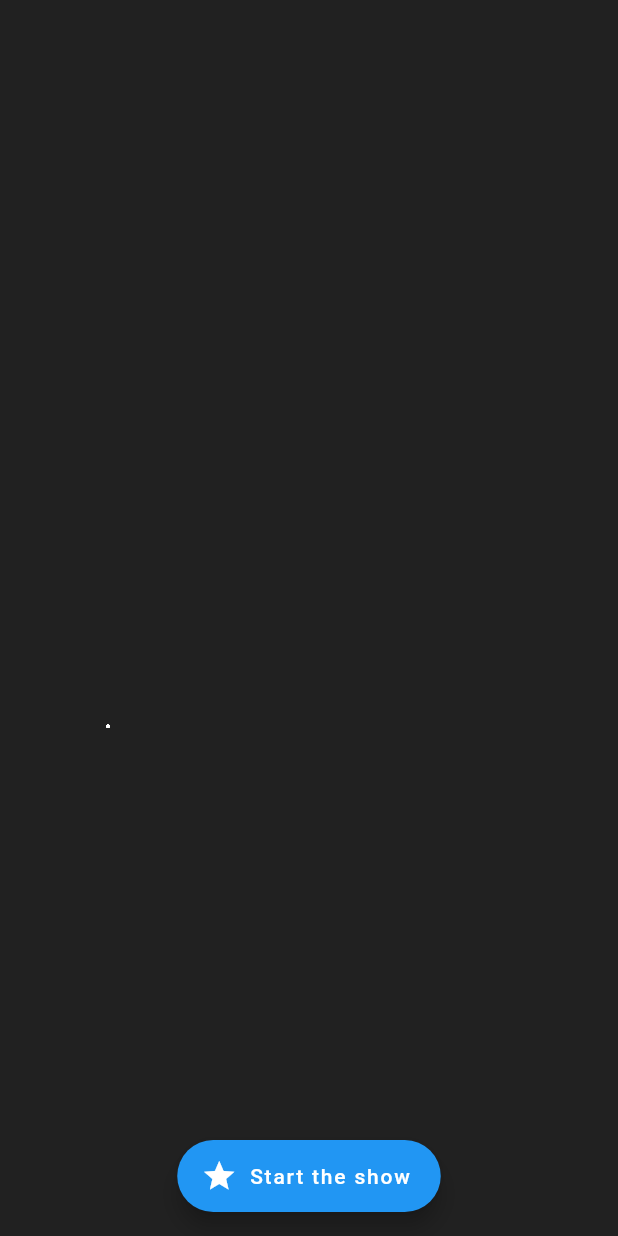
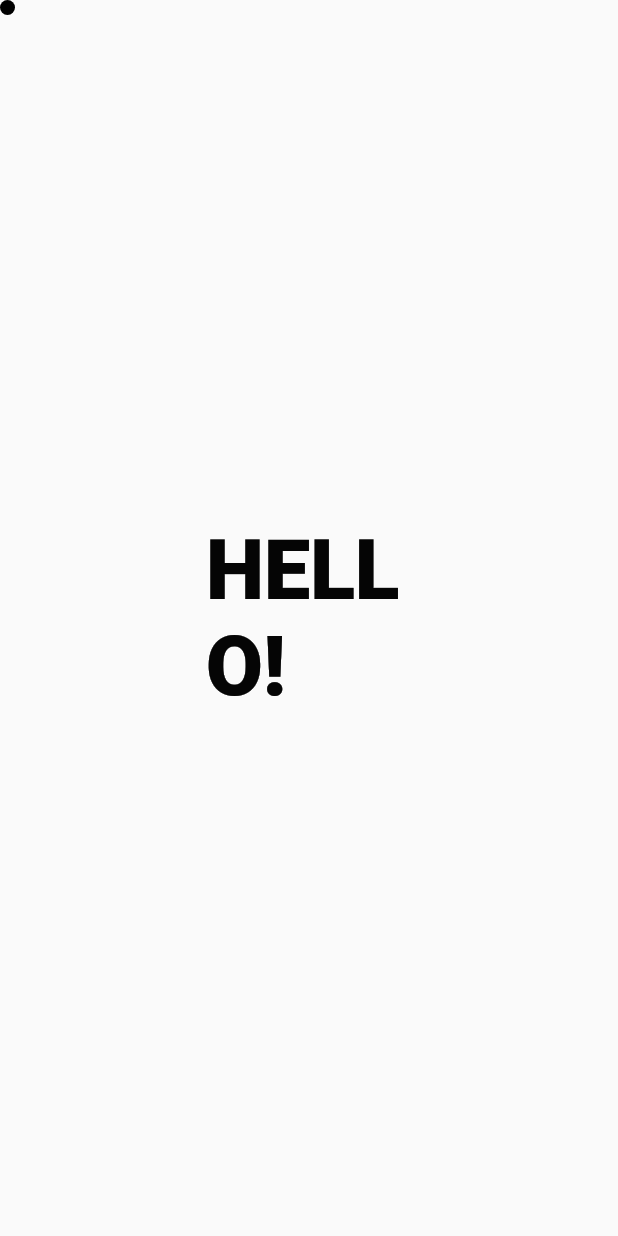
Before and after one commit to flutterninja9/card_flip_listview, a Flutter app: the screen it shows after launch, on a phone screen of 412 x 824 dp. Run offline on Flutter 3.47's test engine with Material 2 defaults, Android fonts, the light colour scheme and no system bars; our stand-ins replace flutter_hooks, freezed_annotation.

Commit message:
added cuberto homescreen clone

```diff
--- /dev/null
+++ b/lib/cuberto_clone/bloc/pointer_state.dart
@@ -0,0 +1,16 @@
+import 'package:flutter/material.dart';
+import 'package:freezed_annotation/freezed_annotation.dart';
+
+part 'pointer_state.freezed.dart';
+
+@freezed
+class PointerState with _$PointerState {
+  const factory PointerState.idle() = _Idle;
+
+  const factory PointerState.hoverLink() = _HoverLink;
+
+  const factory PointerState.hoverHeader({
+    required Color foregroundColor,
+    required Widget child,
+  }) = _HoverHeader;
+}
--- /dev/null
+++ b/lib/cuberto_clone/screens/mouse_following_ui_screen.dart
@@ -0,0 +1,136 @@
+import 'package:card_flip_listview/cuberto_clone/widgets/blend_mask.dart';
+import 'package:flutter/material.dart';
+import 'package:flutter_hooks/flutter_hooks.dart';
+
+/// states of pointer
+/// 1. hovering on link
+/// 2. hovering on header -> display large circular widget beneath
+/// 3. idle -> simple small circle following the pointer
+
+enum PointerState { idle, hoverLink, hoverHeader }
+
+class MouseFollowingUiScreen extends HookWidget {
+  const MouseFollowingUiScreen({Key? key}) : super(key: key);
+
+  @override
+  Widget build(BuildContext context) {
+    final pointerOffset = useState(const Offset(0, 0));
+    final pointerState = useState(PointerState.idle);
+
+    return Scaffold(
+      body: MouseRegion(
+        onHover: (data) {
+          pointerOffset.value = Offset(data.position.dx, data.position.dy);
+          print(
+            "[POSITION]: dx -> ${data.position.dx} dy -> ${data.position.dy}",
+          );
+        },
+        child: Container(
+          height: MediaQuery.of(context).size.height,
+          width: MediaQuery.of(context).size.width,
+          decoration: const BoxDecoration(color: Colors.transparent),
+          child: Stack(
+            children: [
+              AnimatedPositioned(
+                duration: const Duration(milliseconds: 300),
+                top: pointerOffset.value.dy,
+                left: pointerOffset.value.dx,
+                child: PointerStateWidget(state: pointerState.value),
+              ),
+              Align(
+                alignment: Alignment.center,
+                child: Row(
+                  children: [
+                    Expanded(
+                      child: MouseRegion(
+                        onHover: (_) {
+                          pointerState.value = PointerState.idle;
+                        },
+                        child: Container(),
+                      ),
+                    ),
+                    Expanded(
+                      child: MouseRegion(
+                          onHover: (_) {
+                            pointerState.value = PointerState.hoverLink;
+                          },
+                          onExit: (_) {},
+                          child: const Center(
+                            child: BlendMask(
+                              blendMode: BlendMode.difference,
+                              child: Text(
+                                "HELLO!",
+                                style: TextStyle(
+                                  fontSize: 55,
+                                  fontWeight: FontWeight.w900,
+                                  color: Colors.white,
+                                ),
+                              ),
+                            ),
+                          )),
+                    ),
+                    Expanded(
+                      child: MouseRegion(
+                          onHover: (_) {
+                            pointerState.value = PointerState.hoverHeader;
+                          },
+                          child: Container()),
+                    ),
+                  ],
+                ),
+              ),
+            ],
+          ),
+        ),
+      ),
+    );
+  }
+}
+
+class PointerStateWidget extends StatefulWidget {
+  const PointerStateWidget({
+    Key? key,
+    required this.state,
+  }) : super(key: key);
+  final PointerState state;
+  @override
+  State<PointerStateWidget> createState() => _PointerStateWidgetState();
+}
+
+class _PointerStateWidgetState extends State<PointerStateWidget> {
+  @override
+  Widget build(BuildContext context) {
+    switch (widget.state) {
+      case PointerState.idle:
+        return Container(
+          height: 10,
+          width: 10,
+          decoration: const BoxDecoration(
+            color: Colors.black,
+            shape: BoxShape.circle,
+          ),
+        );
+      case PointerState.hoverLink:
+        return Container(
+          height: 150,
+          width: 150,
+          decoration: const BoxDecoration(
+            color: Colors.deepOrangeAccent,
+            shape: BoxShape.circle,
+          ),
+        );
+      case PointerState.hoverHeader:
+        return Container(
+          height: 80,
+          width: 80,
+          decoration: BoxDecoration(
+            color: Colors.pinkAccent.withOpacity(0.6),
+            shape: BoxShape.circle,
+          ),
+          child: const Center(
+            child: Text("Hovering on a header"),
+          ),
+        );
+    }
+  }
+}
--- /dev/null
+++ b/lib/cuberto_clone/widgets/blend_mask.dart
@@ -0,0 +1,46 @@
+import 'package:flutter/rendering.dart';
+import 'package:flutter/widgets.dart';
+
+class BlendMask extends SingleChildRenderObjectWidget {
+  final BlendMode blendMode;
+  final double opacity;
+
+  const BlendMask({
+    required this.blendMode,
+    this.opacity = 1.0,
+    Key? key,
+    required Widget child,
+  }) : super(key: key, child: child);
+
+  @override
+  RenderObject createRenderObject(context) {
+    return RenderBlendMask(blendMode, opacity);
+  }
+
+  @override
+  void updateRenderObject(BuildContext context, RenderBlendMask renderObject) {
+    renderObject.blendMode = blendMode;
+    renderObject.opacity = opacity;
+  }
+}
+
+class RenderBlendMask extends RenderProxyBox {
+  BlendMode blendMode;
+  double opacity;
+
+  RenderBlendMask(this.blendMode, this.opacity);
+
+  @override
+  void paint(context, offset) {
+    context.canvas.saveLayer(
+      offset & size,
+      Paint()
+        ..blendMode = blendMode
+        ..color = Color.fromARGB((opacity * 255).round(), 255, 255, 255),
+    );
+
+    super.paint(context, offset);
+
+    context.canvas.restore();
+  }
+}
--- a/lib/main.dart
+++ b/lib/main.dart
@@ -1,6 +1,5 @@
+import 'package:card_flip_listview/cuberto_clone/screens/mouse_following_ui_screen.dart';
 import 'package:flutter/material.dart';
-
-import 'stars_custom_paint/screen/stars_homescreen.dart';
 
 void main() {
   runApp(const MyApp());
@@ -16,7 +15,7 @@ class MyApp extends StatelessWidget {
       theme: ThemeData(
           primarySwatch: Colors.blue,
           scrollbarTheme: const ScrollbarThemeData(isAlwaysShown: false)),
-      home: StarsHomescreen(),
+      home: const MouseFollowingUiScreen(),
       debugShowCheckedModeBanner: false,
     );
   }
--- a/pubspec.yaml
+++ b/pubspec.yaml
@@ -35,6 +35,7 @@ dependencies:
   # Use with the CupertinoIcons class for iOS style icons.
   cupertino_icons: ^1.0.2
   flutter_hooks: ^0.18.3
+  freezed_annotation: ^1.1.0
 
 dev_dependencies:
   flutter_test:
@@ -46,6 +47,8 @@ dev_dependencies:
   # package. See that file for information about deactivating specific lint
   # rules and activating additional ones.
   flutter_lints: ^1.0.0
+  freezed: ^1.1.1
+  build_runner: ^2.1.10
 
 # For information on the generic Dart part of this file, see the
 # following page: https://dart.dev/tools/pub/pubspec
```
Also changed, not shown: pubspec.lock.
